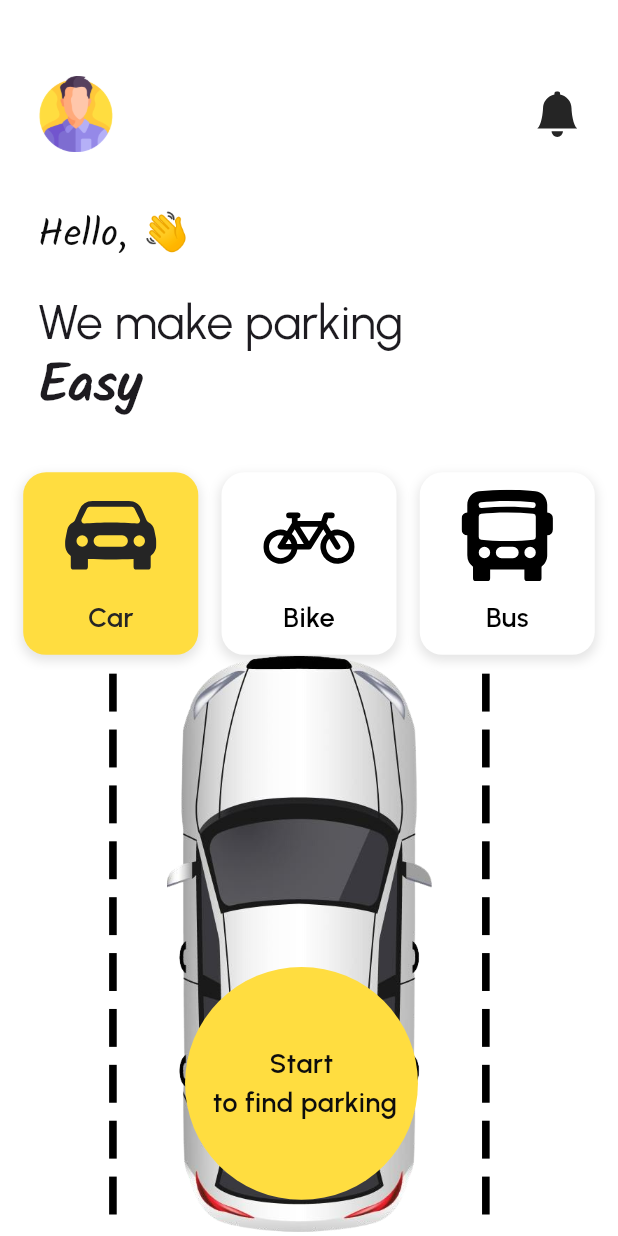
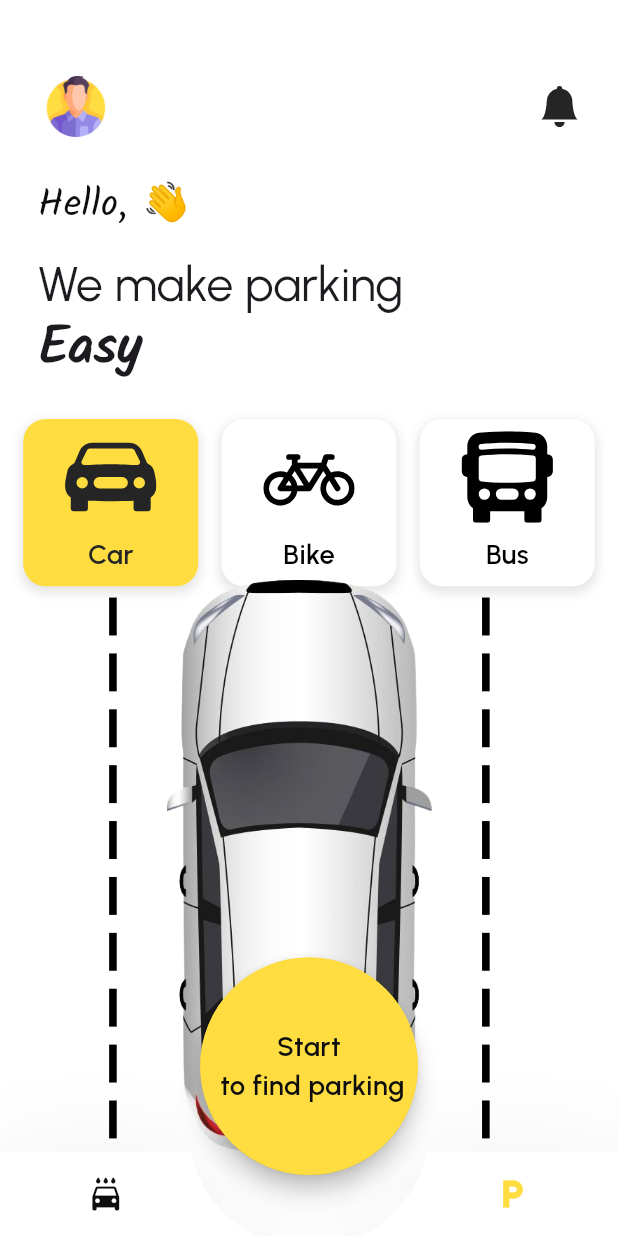
Before and after one commit to Qarani-m/parknwash, a Flutter app: the HomePage screen opened by its route, on a phone screen of 412 x 824 dp. Run offline on Flutter 3.47's test engine with Material 3 defaults, Android fonts, the phone set to English and light mode, and no system bars; drawn by our look-alikes of animated_bottom_navigation_bar; our stand-ins replace awesome_notifications, cloud_firestore, firebase_auth, firebase_core, flutter_screenutil, flutter_svg and 8 more; missing offline and left inert: flutter_app_badger, flutter_share; accounts and stored records are empty.

Commit message:
made the bottom nav bar better

```diff
--- a/lib/src/features/home/home_page.dart
+++ b/lib/src/features/home/home_page.dart
@@ -1,3 +1,4 @@
+import 'package:animated_bottom_navigation_bar/animated_bottom_navigation_bar.dart';
 import 'package:flutter/material.dart';
 import 'package:flutter_screenutil/flutter_screenutil.dart';
 import 'package:flutter_svg/svg.dart';
@@ -23,6 +24,8 @@ class HomePage extends StatelessWidget {
 
   @override
   Widget build(BuildContext context) {
+        final theme = Get.theme;
+    final isDarkMode = theme.brightness == Brightness.dark;
     return Obx(() => Scaffold(
         body: Padding(
           padding: EdgeInsets.only(top: 50.h),
@@ -30,13 +33,66 @@ class HomePage extends StatelessWidget {
             crossAxisAlignment: CrossAxisAlignment.start,
             children: [
               _buildHeader(context),
-                SizedBox(height: 35.h),
+              SizedBox(height: 25.h),
               _buildGreeting(context),
-                SizedBox(height: 35.h),
+              SizedBox(height: 25.h),
               _buildCategoryButtons(controller, context),
               _buildBottomSection(context),
             ],
           ),
+        ),
+        floatingActionButton: Padding(
+          padding: EdgeInsets.only(bottom: 40.h), // Adjust the value as needed
+          child: Container(
+            width: 143.h,
+            height: 143.h,
+            decoration: const BoxDecoration(
+              shape: BoxShape.circle,
+              color: AppColors.accentColor,
+            ),
+            child: FloatingActionButton(
+              backgroundColor: AppColors.accentColor,
+              shape: CircleBorder(),
+              onPressed: () {},
+              child: Center(
+                child: Text(
+                  "Start\n to find parking",
+                  textAlign: TextAlign.center,
+                  style: Theme.of(context).textTheme.bodyMedium?.copyWith(
+                        color: AppColors.blackTextColor,
+                      ),
+                ),
+              ),
+              //params
+            ),
+          ),
+        ),
+        floatingActionButtonLocation: FloatingActionButtonLocation.centerDocked,
+
+
+        bottomNavigationBar: AnimatedBottomNavigationBar(
+
+          // backgroundColor: Get.theme.scaffoldBackgroundColor,
+            icons: [Icons.local_car_wash, Icons.local_parking],
+            activeIndex: 1,
+            elevation: 50,
+            backgroundColor:  isDarkMode? AppColors.scaffoldColorDark:Colors.white,
+            splashColor: Colors.red,
+            gapLocation: GapLocation.center,
+            notchSmoothness: NotchSmoothness.defaultEdge,
+            leftCornerRadius: 2,
+            rightCornerRadius: 2,
+            activeColor: AppColors.accentColor,
+            inactiveColor: isDarkMode? Colors.white:AppColors.scaffoldColorDark,
+            gapWidth: 130,
+            shadow: Shadow(
+              color:  isDarkMode? Colors.white54: Colors.black54,
+              blurRadius: 10,
+              offset: Offset(-2,0)
+
+            ),
+            onTap: (value) {}
+            //other params
             ),
         ));
   }
@@ -52,7 +108,7 @@ class HomePage extends StatelessWidget {
           GestureDetector(
             onTap: () => controller.goToProfile(),
             child: Container(
-              height: 50.h,
+              height: 40.h,
               width: 50.h,
               decoration: BoxDecoration(
                 borderRadius: BorderRadius.circular(10.sp),
@@ -71,8 +127,8 @@ class HomePage extends StatelessWidget {
             },
             child: SvgPicture.asset(
               "assets/svg/bell-fill.svg",
-              width: 30.h,
-              height: 30.h,
+              width: 27.h,
+              height: 27.h,
               color: isLightMode ? const Color(0xFF252525) : Colors.white,
             ),
           )
@@ -94,7 +150,7 @@ class HomePage extends StatelessWidget {
                 fontSize: 25.sp,
                 fontFamily: "Kalam"),
           ),
-          SizedBox(height: 20.h),
+          SizedBox(height: 15.h),
           Text(
             "We make parking",
             style: Theme.of(context).textTheme.headlineLarge,
@@ -124,7 +180,7 @@ class HomePage extends StatelessWidget {
           (index) => GestureDetector(
               onTap: () => controller.changeSelectedCategory(index),
               child: Container(
-                height: 120.h,
+                height: 110.h,
                 width: 115.h,
                 decoration: BoxDecoration(
                   color: controller.selectedCategoryIndex.value == index
@@ -182,34 +238,34 @@ class HomePage extends StatelessWidget {
       children: [
         Container(
           width: double.maxFinite,
-          height: 370.h,
+          height: 360.h,
           padding: EdgeInsets.only(top: 10.h),
           child: const Lanes(),
         ),
-        Positioned(
-          top: 205.h,
-          left: (MediaQuery.of(context).size.width / 2) - (153.h / 2) - 5,
-          child: GestureDetector(
-            onTap: () => controller.startParking(),
-            child: Container(
-              width: 153.h,
-              height: 153.h,
-              decoration: const BoxDecoration(
-                shape: BoxShape.circle,
-                color: AppColors.accentColor,
-              ),
-              child: Center(
-                child: Text(
-                  "Start\n to find parking",
-                  textAlign: TextAlign.center,
-                  style: Theme.of(context).textTheme.bodyMedium?.copyWith(
-                        color: AppColors.blackTextColor,
-                      ),
-                ),
-              ),
-            ),
-          ),
-        ),
+        // Positioned(
+        //   top: 205.h,
+        //   left: (MediaQuery.of(context).size.width / 2) - (153.h / 2) - 5,
+        //   child: GestureDetector(
+        //     onTap: () => controller.startParking(),
+        //     child: Container(
+        //       width: 153.h,
+        //       height: 143.h,
+        //       decoration: const BoxDecoration(
+        //         shape: BoxShape.circle,
+        //         color: AppColors.accentColor,
+        //       ),
+        //       child: Center(
+        //         child: Text(
+        //           "Start\n to find parking",
+        //           textAlign: TextAlign.center,
+        //           style: Theme.of(context).textTheme.bodyMedium?.copyWith(
+        //                 color: AppColors.blackTextColor,
+        //               ),
+        //         ),
+        //       ),
+        //     ),
+        //   ),
+        // ),
       ],
     );
   }
--- a/pubspec.yaml
+++ b/pubspec.yaml
@@ -31,6 +31,7 @@ dependencies:
   permission_handler: ^11.3.1
   location: ^7.0.0
   shimmer: ^3.0.0
+  animated_bottom_navigation_bar: ^1.3.3
 
 
 dev_dependencies:
```
Also changed, not shown: pubspec.lock. Lines whose indentation alone changed are shown as unchanged.
